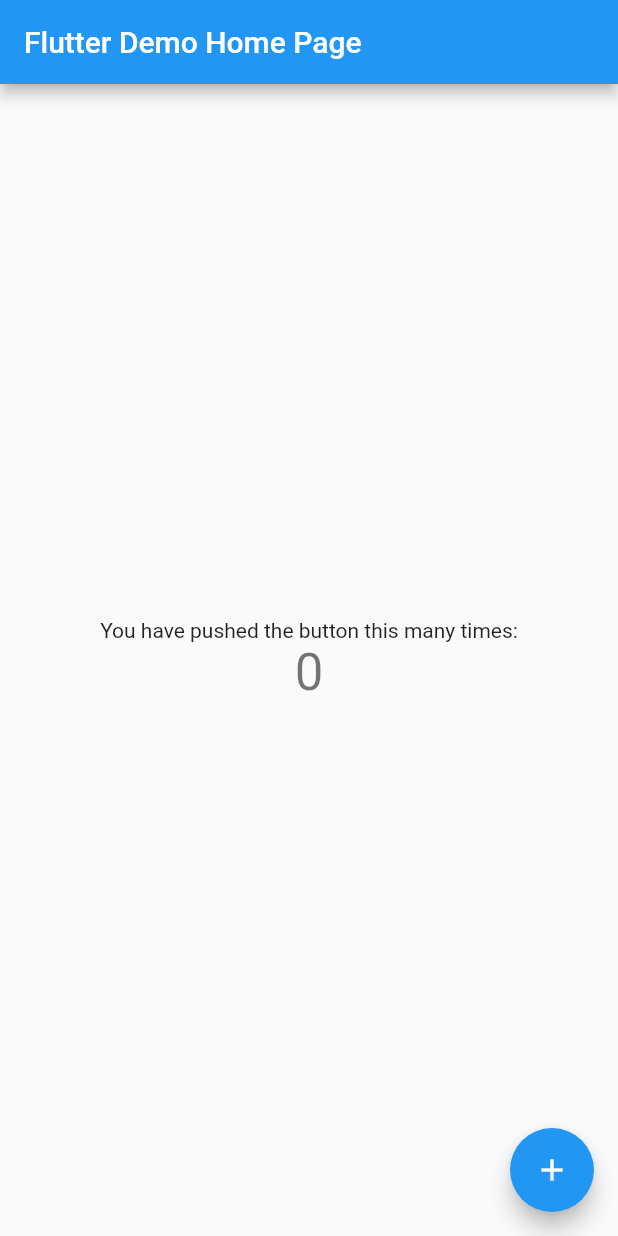
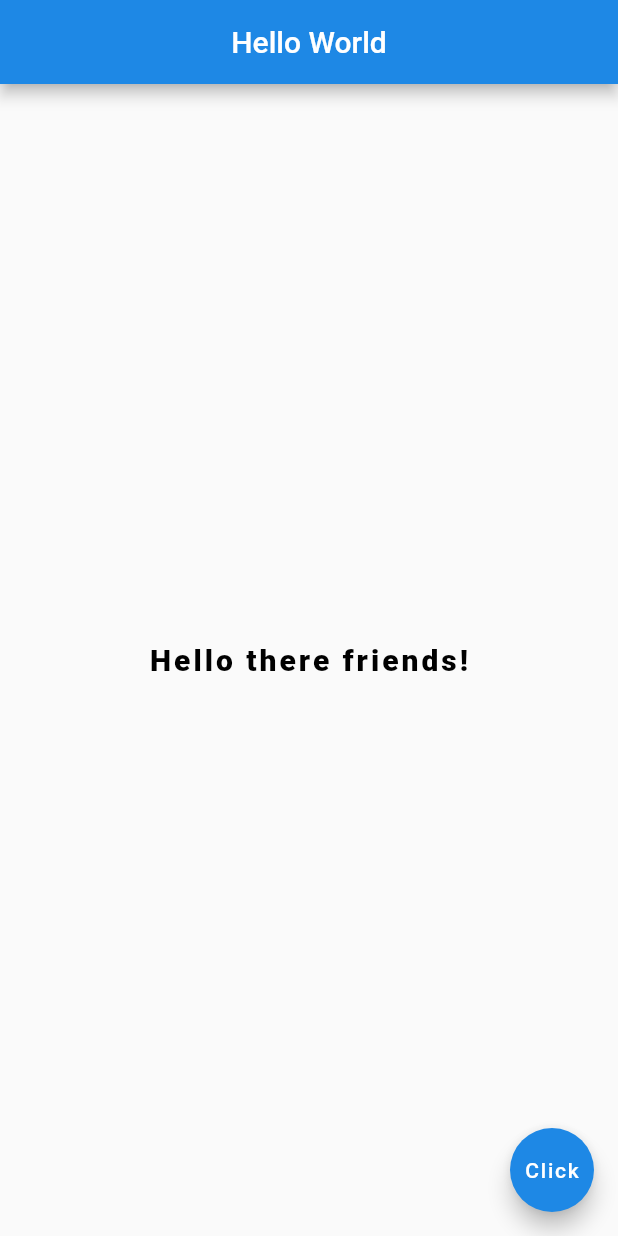
Before and after one commit to AdrianB1995/flutter-tutorial, a Flutter app: the screen it shows after launch, on a phone screen of 412 x 824 dp. Run offline on Flutter 3.47's test engine with Material 2 defaults, Android fonts, the phone set to English and light mode, and no system bars; Roboto replaces fonts that are missing (YeonSung).

Commit message:
- Initial Hello World home widget - Custom YeonSung font family added to pubspec.yml

```diff
--- a/lib/main.dart
+++ b/lib/main.dart
@@ -1,111 +1,39 @@
 import 'package:flutter/material.dart';
 
-void main() => runApp(MyApp());
+void main() => runApp(MaterialApp(
+  home: Home()
+));
 
-class MyApp extends StatelessWidget {
-  // This widget is the root of your application.
+/*The code below essentially means that we are creating our own widget class
+that is extending the StatelessWidget class*/
+// Stateless widgets cannot change over time.
+// Stateful widget can change over time.
+class Home extends StatelessWidget {
   @override
   Widget build(BuildContext context) {
-    return MaterialApp(
-      title: 'Flutter Demo',
-      theme: ThemeData(
-        // This is the theme of your application.
-        //
-        // Try running your application with "flutter run". You'll see the
-        // application has a blue toolbar. Then, without quitting the app, try
-        // changing the primarySwatch below to Colors.green and then invoke
-        // "hot reload" (press "r" in the console where you ran "flutter run",
-        // or simply save your changes to "hot reload" in a Flutter IDE).
-        // Notice that the counter didn't reset back to zero; the application
-        // is not restarted.
-        primarySwatch: Colors.blue,
+    return Scaffold(
+      appBar: AppBar(
+          title: Text('Hello World'),
+          centerTitle: true,
+          backgroundColor: Colors.blue[600]
       ),
-      home: MyHomePage(title: 'Flutter Demo Home Page'),
+      body: Center(
+          child: Text(
+            'Hello there friends!',
+            style: TextStyle(
+              fontSize: 20.0,
+              fontWeight: FontWeight.w900,
+              letterSpacing: 2.0,
+              color: Colors.black,
+              fontFamily: 'YeonSung',
+            ),
+          )
+      ),
+      floatingActionButton: FloatingActionButton(
+        onPressed: () {},
+        child: Text('Click'),
+        backgroundColor: Colors.blue[600],
+      ),
     );
   }
 }
-
-class MyHomePage extends StatefulWidget {
-  MyHomePage({Key key, this.title}) : super(key: key);
-
-  // This widget is the home page of your application. It is stateful, meaning
-  // that it has a State object (defined below) that contains fields that affect
-  // how it looks.
-
-  // This class is the configuration for the state. It holds the values (in this
-  // case the title) provided by the parent (in this case the App widget) and
-  // used by the build method of the State. Fields in a Widget subclass are
-  // always marked "final".
-
-  final String title;
-
-  @override
-  _MyHomePageState createState() => _MyHomePageState();
-}
-
-class _MyHomePageState extends State<MyHomePage> {
-  int _counter = 0;
-
-  void _incrementCounter() {
-    setState(() {
-      // This call to setState tells the Flutter framework that something has
-      // changed in this State, which causes it to rerun the build method below
-      // so that the display can reflect the updated values. If we changed
-      // _counter without calling setState(), then the build method would not be
-      // called again, and so nothing would appear to happen.
-      _counter++;
-    });
-  }
-
-  @override
-  Widget build(BuildContext context) {
-    // This method is rerun every time setState is called, for instance as done
-    // by the _incrementCounter method above.
-    //
-    // The Flutter framework has been optimized to make rerunning build methods
-    // fast, so that you can just rebuild anything that needs updating rather
-    // than having to individually change instances of widgets.
-    return Scaffold(
-      appBar: AppBar(
-        // Here we take the value from the MyHomePage object that was created by
-        // the App.build method, and use it to set our appbar title.
-        title: Text(widget.title),
-      ),
-      body: Center(
-        // Center is a layout widget. It takes a single child and positions it
-        // in the middle of the parent.
-        child: Column(
-          // Column is also a layout widget. It takes a list of children and
-          // arranges them vertically. By default, it sizes itself to fit its
-          // children horizontally, and tries to be as tall as its parent.
-          //
-          // Invoke "debug painting" (press "p" in the console, choose the
-          // "Toggle Debug Paint" action from the Flutter Inspector in Android
-          // Studio, or the "Toggle Debug Paint" command in Visual Studio Code)
-          // to see the wireframe for each widget.
-          //
-          // Column has various properties to control how it sizes itself and
-          // how it positions its children. Here we use mainAxisAlignment to
-          // center the children vertically; the main axis here is the vertical
-          // axis because Columns are vertical (the cross axis would be
-          // horizontal).
-          mainAxisAlignment: MainAxisAlignment.center,
-          children: <Widget>[
-            Text(
-              'You have pushed the button this many times:',
-            ),
-            Text(
-              '$_counter',
-              style: Theme.of(context).textTheme.display1,
-            ),
-          ],
-        ),
-      ),
-      floatingActionButton: FloatingActionButton(
-        onPressed: _incrementCounter,
-        tooltip: 'Increment',
-        child: Icon(Icons.add),
-      ), // This trailing comma makes auto-formatting nicer for build methods.
-    );
-  }
-}
```
Also changed, not shown: pubspec.yaml (+5 -11 lines), 1 other file.
